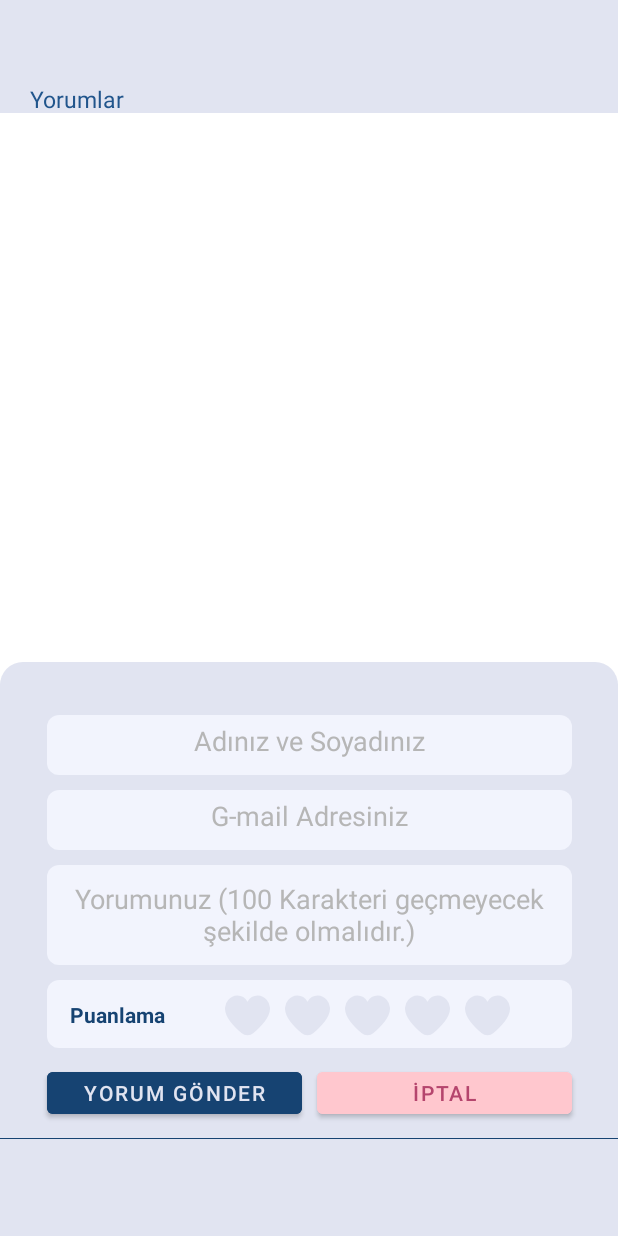
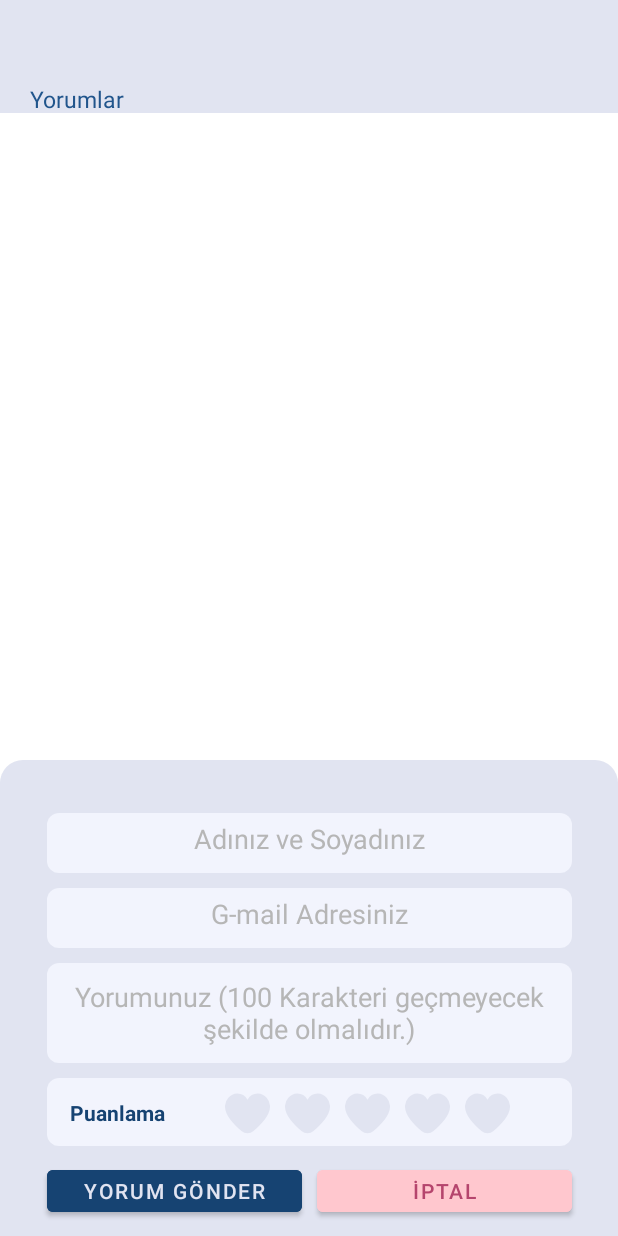
Before and after one commit to furkanmulayim/Campbell, an Android app: the CommentFragment screen opened through its navigation route, after a tap on an icon or button, on a phone screen of 412 x 824 dp. Run offline under Robolectric (Android 15) with nearby library versions, the phone set to English and light mode, and no system bars; our stand-ins replace Firebase (no records; nobody signed in at launch, a user with empty details on screens opened directly), RxJava, data binding; network calls fail; Roboto replaces fonts that are not available here.

Commit message:
Comment Fragment and Feed Fragment Bug-Fix.

```diff
--- a/app/src/main/java/com/example/campbell/view/CommentFragment.kt
+++ b/app/src/main/java/com/example/campbell/view/CommentFragment.kt
@@ -38,8 +38,6 @@ class CommentFragment : Fragment() {
         arguments?.let {
             campUuid = CommentFragmentArgs.fromBundle(it).campListData
         }
-
-
     }
 
     override fun onCreateView(
@@ -74,10 +72,12 @@ class CommentFragment : Fragment() {
         }
 
         binding?.yorumEkle?.setOnClickListener {
+            binding?.footerCll?.isVisible = false
             yorumEkleTiklaninca()
         }
 
         binding?.yorumIptal?.setOnClickListener {
+            binding?.footerCll?.isVisible = true
             youmIptalTiklaninca()
         }
         binding?.yorumGonder?.setOnClickListener {
@@ -88,6 +88,10 @@ class CommentFragment : Fragment() {
 
 
     fun yorumEkleTiklaninca() {
+
+        binding?.yorumPanel?.setOnClickListener {
+            youmIptalTiklaninca()
+        }
         if (control == false) {
             binding?.yorumIptal?.isClickable = true
             control = true
@@ -104,6 +108,7 @@ class CommentFragment : Fragment() {
     fun youmIptalTiklaninca() {
         binding?.yorumIptal?.isClickable = false
         control = false
+        binding?.footerCll?.isVisible = true
         binding?.sayfaGecisAlani?.isVisible= true
         binding?.yorumPanel?.isVisible = false
         binding?.yorumEkle?.isVisible = true
@@ -113,15 +118,12 @@ class CommentFragment : Fragment() {
 
     fun yorumPaylas() {
 
-
         var countryName = campUuid?.campCountryName.toString()
         var nameSurname = binding?.textAdSoyad?.text.toString()
         var mailAdress = binding?.textMailAdres?.text.toString()
         var commentable = binding?.textComment?.text.toString()
         var tarih = Timestamp.now()
         var favori = ""
-
-
 
         if (nameSurname != "" && mailAdress != "" && commentable != "") {
 
--- a/app/src/main/java/com/example/campbell/view/FeedFragment.kt
+++ b/app/src/main/java/com/example/campbell/view/FeedFragment.kt
@@ -24,15 +24,11 @@ class FeedFragment : Fragment() {
 
     private var binding: FragmentFeedBinding? = null
 
-    private var arandi = 0
-
     private lateinit var viewModel: FeedViewModel
     private val campAdapter = CampAdapter(arrayListOf())
     private var campUuid: Camp? = null
     override fun onCreate(savedInstanceState: Bundle?) {
         super.onCreate(savedInstanceState)
-        arguments?.let {
-        }
     }
 
     override fun onCreateView(
@@ -40,7 +36,6 @@ class FeedFragment : Fragment() {
         savedInstanceState: Bundle?
     ): View? {
         binding = FragmentFeedBinding.inflate(layoutInflater)
-
 
         binding?.pbFeed?.visibility = View.VISIBLE
         arguments?.let {
@@ -66,8 +61,6 @@ class FeedFragment : Fragment() {
 
         refresh()
         search()
-
-
     }
 
     private fun refresh() {
@@ -90,10 +83,13 @@ class FeedFragment : Fragment() {
 
     private fun search() {
 
+        binding?.search?.addTextChangedListener {
+            if (binding?.search?.text.toString().equals("")) {
+                observeLiveData()
+            } else {
                 binding?.searchButton?.setOnClickListener {
                     hideKeyboard()
-            arandi++
-
+                }
                 var arama: String = binding?.search?.text.toString()
 
                 viewModel.canliVeri.observe(viewLifecycleOwner, Observer { camp ->
@@ -109,12 +105,6 @@ class FeedFragment : Fragment() {
                     }
                 })
             }
-
-        binding?.search?.addTextChangedListener {
-            if (binding?.search?.text.toString().equals("")) {
-                observeLiveData()
-                hideKeyboard()
-            }
         }
     }
 
--- a/app/src/main/res/layout/fragment_comment.xml
+++ b/app/src/main/res/layout/fragment_comment.xml
@@ -69,12 +69,10 @@
                 android:layout_width="match_parent"
                 android:layout_height="match_parent">
 
-
                 <androidx.recyclerview.widget.RecyclerView
                     android:id="@+id/commentList"
                     android:layout_width="match_parent"
                     android:layout_height="match_parent"
-
                     android:layout_marginTop="15dp"
                     android:layout_marginBottom="65dp"
                     app:layout_constraintBottom_toBottomOf="parent"
@@ -88,19 +86,25 @@
 
         </ScrollView>
 
-
-        <!--Navigation sheet bar -->
         <androidx.constraintlayout.widget.ConstraintLayout
             android:id="@+id/yorumPanel"
             android:layout_width="match_parent"
-            android:layout_height="wrap_content"
-            android:layout_marginBottom="65dp"
-            android:background="@drawable/sheetnavgoldentransparent"
+            android:layout_height="match_parent"
             android:visibility="gone"
             app:layout_constraintBottom_toBottomOf="parent"
             app:layout_constraintEnd_toEndOf="parent"
             app:layout_constraintStart_toStartOf="parent"
+            app:layout_constraintTop_toTopOf="parent"
             tools:visibility="visible">
+
+            <!--Navigation sheet bar -->
+            <androidx.constraintlayout.widget.ConstraintLayout
+                android:layout_width="match_parent"
+                android:layout_height="wrap_content"
+                android:background="@drawable/sheetnavgoldentransparent"
+                app:layout_constraintBottom_toBottomOf="parent"
+                app:layout_constraintEnd_toEndOf="parent"
+                app:layout_constraintStart_toStartOf="parent">
 
                 <androidx.constraintlayout.widget.ConstraintLayout
                     android:id="@+id/constraintLayout13"
@@ -287,6 +291,9 @@
 
             </androidx.constraintlayout.widget.ConstraintLayout>
 
+        </androidx.constraintlayout.widget.ConstraintLayout>
+
+
         <androidx.constraintlayout.widget.ConstraintLayout
             android:id="@+id/footer_cll"
             android:layout_width="match_parent"
@@ -295,15 +302,6 @@
             app:layout_constraintBottom_toBottomOf="parent"
             app:layout_constraintEnd_toEndOf="parent"
             app:layout_constraintStart_toStartOf="parent">
-
-            <!-- Footer için üst minik çizgi -->
-            <androidx.constraintlayout.widget.ConstraintLayout
-                android:layout_width="match_parent"
-                android:layout_height="0.2dp"
-                android:background="@color/ortaMavi"
-                app:layout_constraintEnd_toEndOf="parent"
-                app:layout_constraintStart_toStartOf="parent"
-                app:layout_constraintTop_toTopOf="parent">
 
         </androidx.constraintlayout.widget.ConstraintLayout>
 
@@ -316,7 +314,7 @@
             app:layout_constraintBottom_toBottomOf="parent"
             app:layout_constraintEnd_toEndOf="parent"
             app:layout_constraintStart_toStartOf="parent"
-                app:layout_constraintTop_toTopOf="parent">
+            app:layout_constraintTop_toTopOf="@+id/footer_cll">
 
             <!--İTEM 1 ALANI-->
             <androidx.constraintlayout.widget.ConstraintLayout
@@ -350,7 +348,6 @@
                 app:layout_constraintStart_toEndOf="@+id/constraintLayout7"
                 app:layout_constraintTop_toTopOf="parent">
 
-
                 <!-- İTEM 2 GÖRSEL -->
                 <ImageView
                     android:id="@+id/goingToComment"
@@ -362,12 +359,8 @@
                     app:layout_constraintStart_toStartOf="parent"
                     app:layout_constraintTop_toTopOf="parent" />
 
-
             </androidx.constraintlayout.widget.ConstraintLayout>
         </androidx.constraintlayout.widget.ConstraintLayout>
     </androidx.constraintlayout.widget.ConstraintLayout>
 
-
-    </androidx.constraintlayout.widget.ConstraintLayout>
-
     </layout>
--- a/app/src/main/res/layout/fragment_feed.xml
+++ b/app/src/main/res/layout/fragment_feed.xml
@@ -102,8 +102,8 @@
                 style="@android:style/Widget.DeviceDefault.Light.ProgressBar.Large"
                 android:layout_width="wrap_content"
                 android:layout_height="wrap_content"
+                android:layout_gravity="center"
                 android:layout_centerInParent="true"
-                android:visibility="gone"
                 app:layout_constraintBottom_toBottomOf="parent"
                 app:layout_constraintEnd_toEndOf="parent"
                 app:layout_constraintStart_toStartOf="parent"
```
Lines whose indentation alone changed are shown as unchanged.
